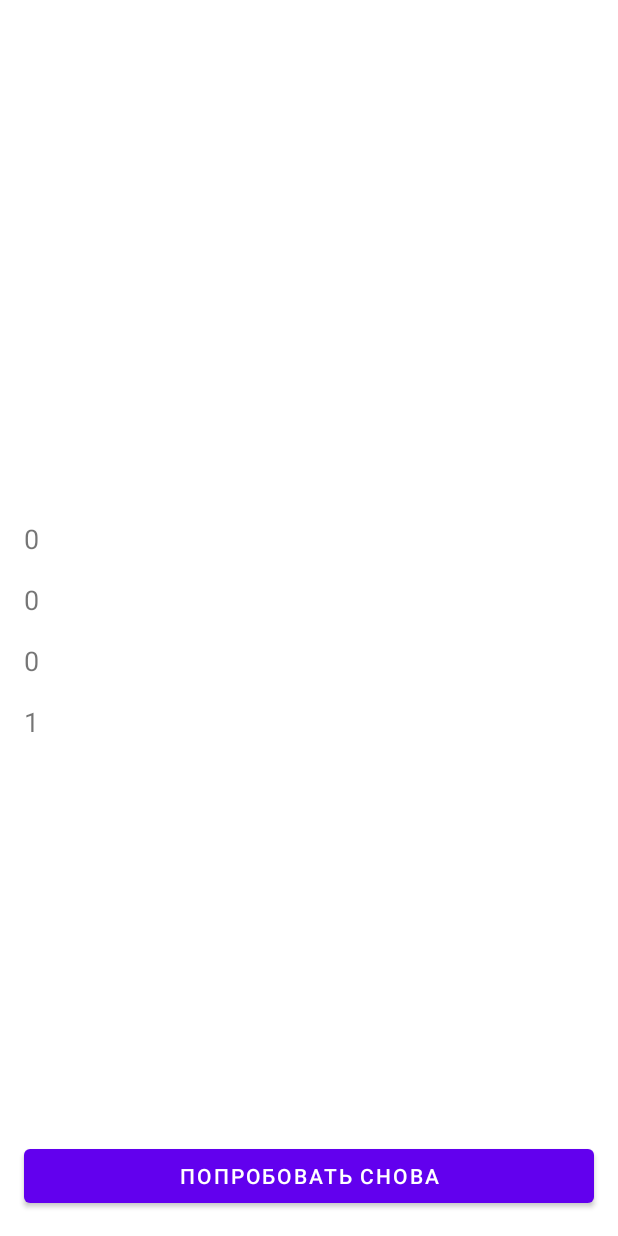
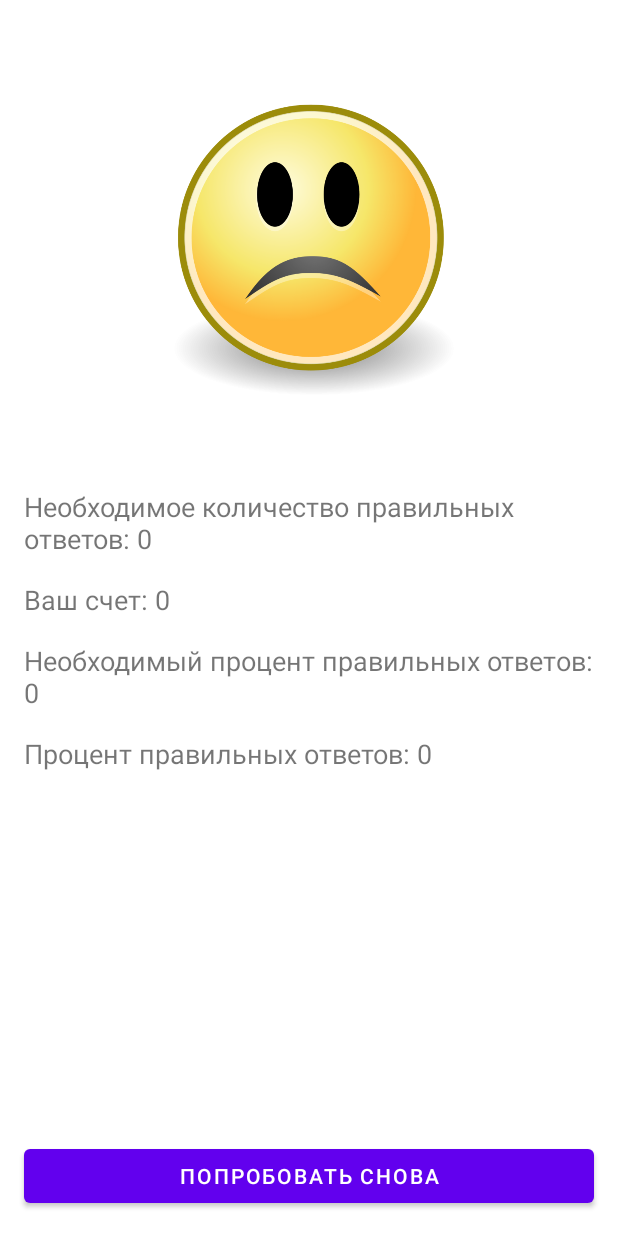
Before and after one commit to Nirwash/MyComposition, an Android app: the fragment GameFinishedFragment shown on its own in the app's theme, on a phone screen of 412 x 824 dp. Run offline under Robolectric (Android 15) with nearby library versions, the phone set to English and light mode, and no system bars; 5 statements that could not run were skipped.

Commit message:
finished work with GameFinishedFragment

```diff
--- a/app/src/main/java/com/nirwashh/android/mycomposition/presentation/GameFinishedFragment.kt
+++ b/app/src/main/java/com/nirwashh/android/mycomposition/presentation/GameFinishedFragment.kt
@@ -7,6 +7,7 @@ import android.view.ViewGroup
 import androidx.activity.OnBackPressedCallback
 import androidx.fragment.app.Fragment
 import androidx.fragment.app.FragmentManager
+import com.nirwashh.android.mycomposition.R
 import com.nirwashh.android.mycomposition.databinding.FragmentGameFinishedBinding
 import com.nirwashh.android.mycomposition.domain.entity.GameResult
 
@@ -48,16 +49,39 @@ class GameFinishedFragment : Fragment() {
 
     private fun parseResult() {
         with(binding) {
+            imgResult.setImageResource(setResultImage())
             val requiredAnswers = gameResult.gameSettings.minCountOfRightAnswers
-            tvRequiredAnswers.text = requiredAnswers.toString()
+            tvRequiredAnswers.text =
+                concatenateString(R.string.text_required_answers, requiredAnswers)
             val requiredPercentage = gameResult.gameSettings.minPercentOfRightAnswers
-            tvRequiredPercentage.text = requiredPercentage.toString()
+            tvRequiredPercentage.text =
+                concatenateString(R.string.text_required_percentage, requiredPercentage)
             val score = gameResult.countOfRightAnswers
-            tvScoreAnswers.text = score.toString()
-            val resultPercentage = 1//100 / (requiredAnswers / score)
-            tvScorePercentage.text = resultPercentage.toString()
+            tvScoreAnswers.text = concatenateString(R.string.text_your_score, score)
+            val resultPercentage = getPercentOfRightAnswer(score)
+            tvScorePercentage.text =
+                concatenateString(R.string.text_right_percentage, resultPercentage)
         }
     }
+
+    private fun getPercentOfRightAnswer(score: Int): Int {
+        return if (score == 0) 0
+        else ((score / gameResult.countOfQuestions.toDouble()) * 100).toInt()
+    }
+
+
+    private fun setResultImage(): Int {
+        val isWin = gameResult.winner
+        return if (isWin) R.drawable.ic_win
+        else R.drawable.ic_loose
+
+    }
+
+    private fun concatenateString(resStringId: Int, value: Int) =
+        String.format(
+            requireContext().resources.getString(resStringId),
+            value
+        )
 
     override fun onDestroyView() {
         super.onDestroyView()
--- a/app/src/main/res/layout/fragment_game_finished.xml
+++ b/app/src/main/res/layout/fragment_game_finished.xml
@@ -7,7 +7,7 @@
     tools:context=".presentation.GameFinishedFragment">
 
     <ImageView
-        android:id="@+id/emoji_result"
+        android:id="@+id/img_result"
         android:layout_width="0dp"
         android:layout_height="0dp"
         android:layout_margin="48dp"
@@ -35,7 +35,7 @@
         android:id="@+id/tvScoreAnswers"
         android:layout_width="0dp"
         android:layout_height="wrap_content"
-        android:text="@string/your_score"
+        android:text="@string/text_your_score"
         android:textSize="18sp"
         app:layout_constraintBottom_toTopOf="@id/tvRequiredPercentage"
         app:layout_constraintEnd_toEndOf="@id/tvRequiredAnswers"
--- a/app/src/main/res/values/strings.xml
+++ b/app/src/main/res/values/strings.xml
@@ -17,7 +17,7 @@
     <!--Result screen-->
     <string name="game_over">Game over</string>
     <string name="text_required_answers">Необходимое количество правильных ответов: %s</string>
-    <string name="your_score">Ваш счет: %s</string>
+    <string name="text_your_score">Ваш счет: %s</string>
     <string name="text_required_percentage">Необходимый процент правильных ответов: %s</string>
     <string name="text_right_percentage">Процент правильных ответов: %s</string>
     <string name="try_again">Попробовать снова</string>
```
